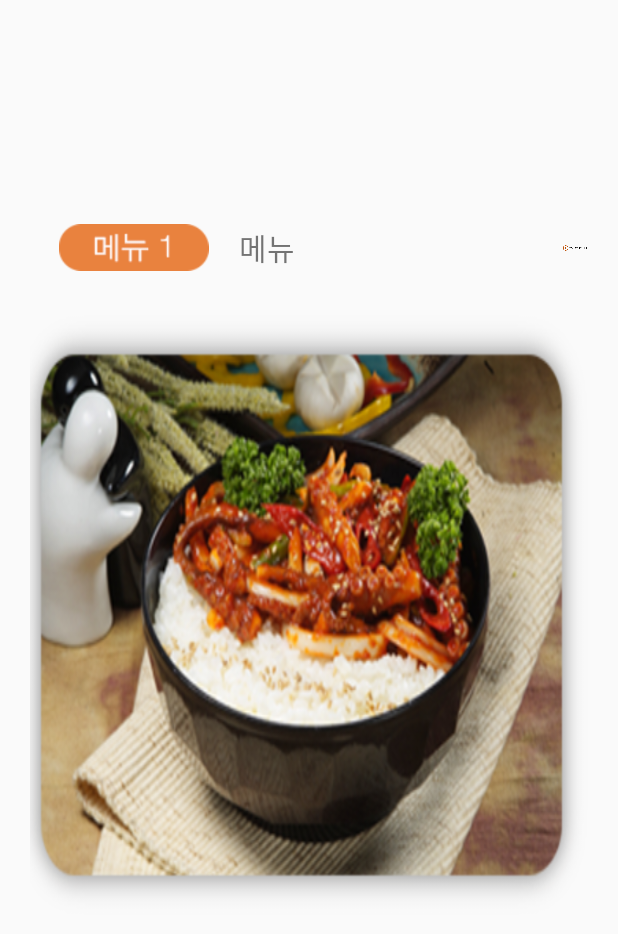
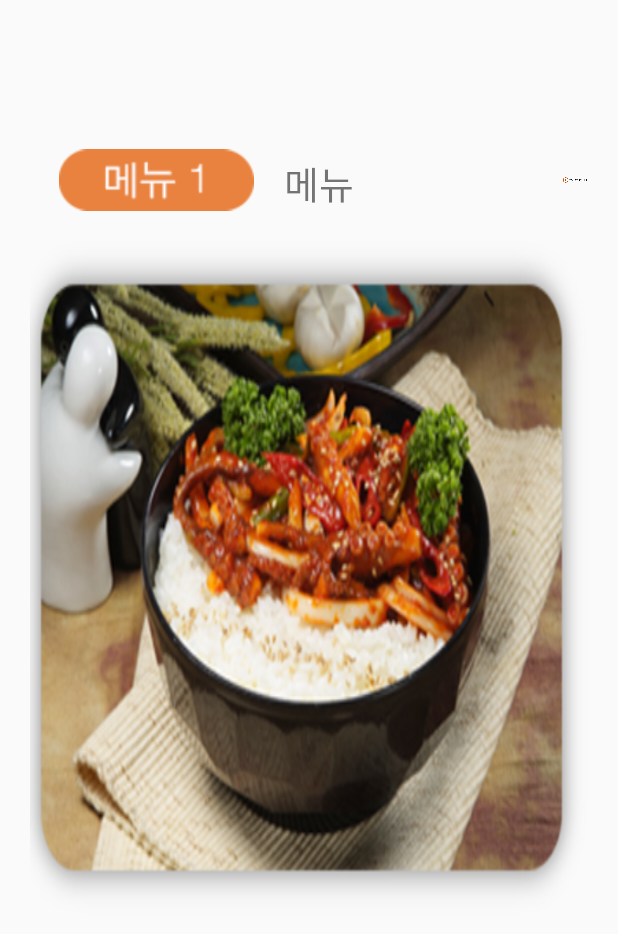
Before and after one commit to hanwjdgh/MEALicious, an Android app: the layout fragment_detail.xml on its own in the app's theme, with its tools: preview values and no code run, on a phone screen of 412 x 824 dp. Shown: the top 934 px of the screen. Run offline under Robolectric (Android 15) with nearby library versions, the light colour scheme and no system bars; Roboto replaces fonts that are not available here.

Commit message:
update ui

```diff
--- a/app/src/main/res/layout/fragment_detail.xml
+++ b/app/src/main/res/layout/fragment_detail.xml
@@ -14,14 +14,15 @@
 
         <RelativeLayout
             android:layout_width="wrap_content"
-            android:layout_height="wrap_content"
+            android:layout_height="match_parent"
             android:layout_gravity="center_vertical"
-            android:layout_marginTop="50dp">
+            android:layout_marginTop="30dp">
 
             <ImageView
                 android:id="@+id/textView"
-                android:layout_width="100dp"
-                android:layout_height="50dp"
+                android:layout_width="130dp"
+                android:layout_height="80dp"
+                android:layout_marginTop="15dp"
                 android:layout_marginLeft="19dp"
                 android:src="@drawable/menu_1" />
             <TextView
@@ -29,18 +30,18 @@
                 android:layout_width="wrap_content"
                 android:layout_height="wrap_content"
                 android:layout_toRightOf="@+id/textView"
-                android:layout_marginTop="10dp"
-                android:textSize="20dp"
+                android:layout_marginTop="38dp"
+                android:textSize="25sp"
                 android:layout_marginLeft="20dp"
                 android:text="메뉴"/>
 
             <ImageView
                 android:id="@+id/listImage"
                 android:layout_width="600dp"
-                android:layout_height="400dp"
+                android:layout_height="450dp"
                 android:layout_below="@+id/textView"
                 android:layout_marginLeft="-10dp"
-                android:layout_marginTop="20dp"
+
                 android:scaleType="fitXY"
                 android:src="@drawable/meal_1" />
 
@@ -48,7 +49,7 @@
                 android:id="@+id/video"
                 android:layout_width="340dp"
                 android:layout_height="40dp"
-                android:layout_marginTop="5dp"
+                android:layout_marginTop="35dp"
                 android:layout_marginLeft="355dp"
                 android:layout_alignRight="@+id/listImage"
                 android:src="@drawable/video" />
```
Also changed, not shown: app/src/main/res/layout/fragment_d_inform.xml (+4 -4 lines), app/src/main/res/layout/fragment_d_review.xml (+4 -3 lines).
